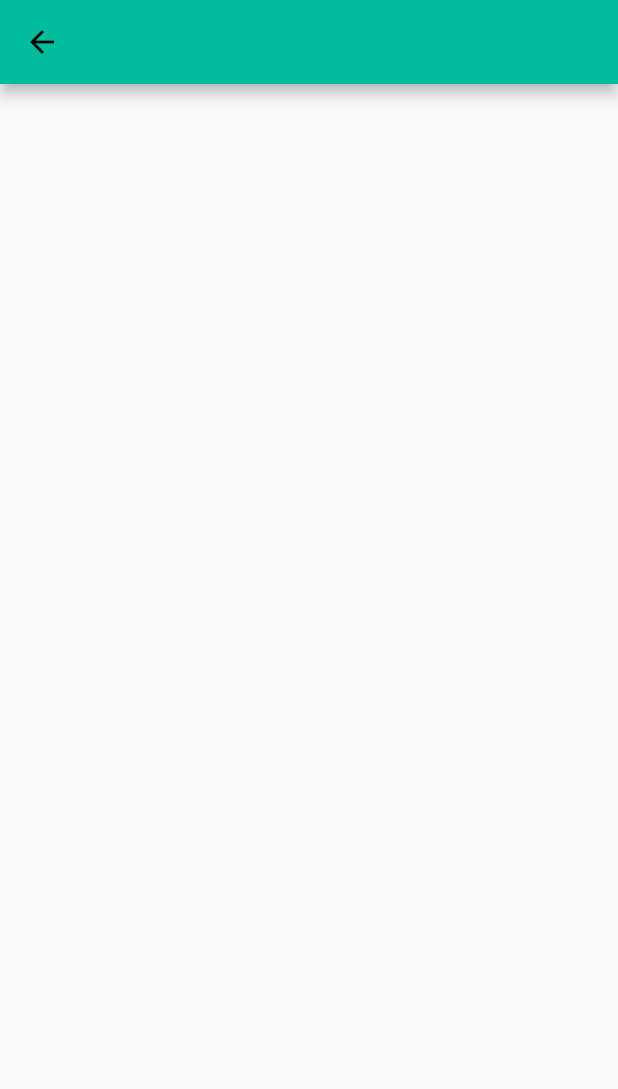
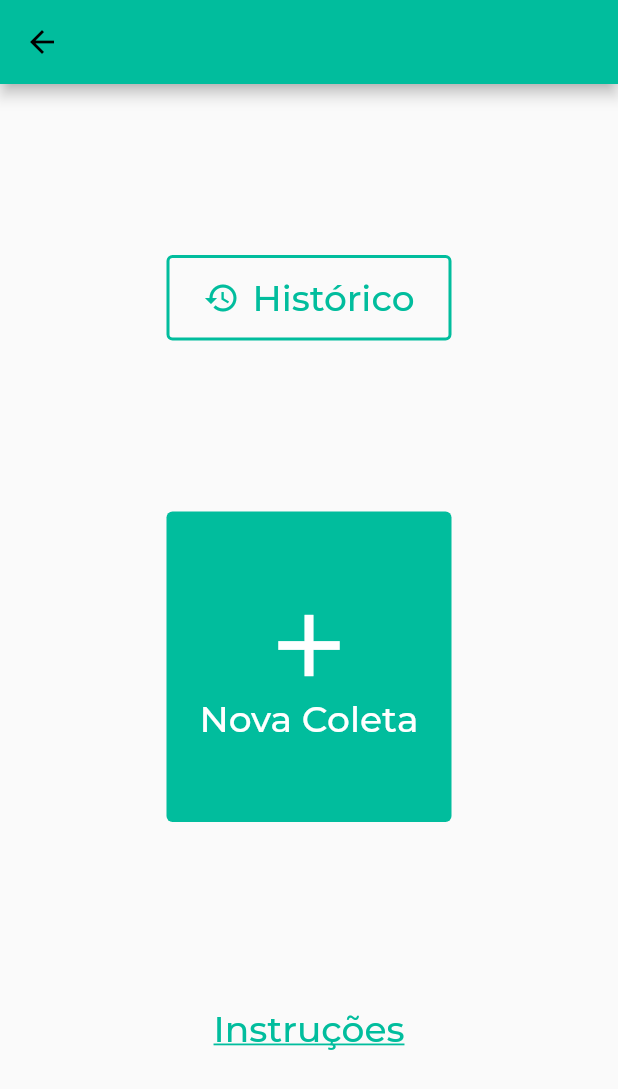
Before and after one commit to spirabr/app, a Flutter app: the screen it shows after launch, after a tap on "Próximo", on a phone screen of 412 x 824 dp. Shown: the top 1089 px of the screen. Run offline on Flutter 3.47's test engine with Material 2 defaults, Android fonts, the phone set to English and light mode, and no system bars; project files that could hold a hidden picture were left out.

Commit message:
feat: create novaColeta page
Signed-off-by: Alexia Scheffer <ac.scheffer@usp.br>
Signed-off-by: Victor Miranda <victor2142@gmail.com>
Signed-off-by: Wander Souza <wanderdasouza@gmail.com>

```diff
--- a/lib/novaColeta.dart
+++ b/lib/novaColeta.dart
@@ -11,6 +11,86 @@ class _NovaColetaState extends State<NovaColeta> {
   Widget build(BuildContext context) {
     return Scaffold(
       appBar: AppBar(),
+      body: Center(
+        child: Container(
+          width: 190,
+          child: Column(
+            mainAxisAlignment: MainAxisAlignment.spaceEvenly,
+            crossAxisAlignment: CrossAxisAlignment.center,
+            children: [
+              OutlinedButton(
+                style: OutlinedButton.styleFrom(
+                    side: BorderSide(
+                  color: Theme.of(context).primaryColor,
+                  width: 2,
+                )),
+                child: Container(
+                  padding: EdgeInsets.symmetric(vertical: 14),
+                  child: Row(
+                    mainAxisAlignment: MainAxisAlignment.spaceEvenly,
+                    children: [
+                      Icon(
+                        Icons.history,
+                        color: Theme.of(context).primaryColor,
+                      ),
+                      Text(
+                        "Histórico",
+                        style: TextStyle(
+                          color: Theme.of(context).primaryColor,
+                          fontSize: 24,
+                        ),
+                      ),
+                    ],
+                  ),
+                ),
+                onPressed: () {},
+              ),
+              Container(
+                child: TextButton(
+                  style: TextButton.styleFrom(
+                    backgroundColor: Theme.of(context).primaryColor,
+                  ),
+                  child: Container(
+                    width: 186,
+                    height: 191,
+                    child: Column(
+                      mainAxisAlignment: MainAxisAlignment.center,
+                      children: [
+                        Icon(
+                          Icons.add,
+                          color: Colors.white,
+                          size: 70.0,
+                        ),
+                        Text(
+                          "Nova Coleta",
+                          style: TextStyle(
+                            color: Colors.white,
+                            fontSize: 24,
+                          ),
+                        ),
+                      ],
+                    ),
+                  ),
+                  onPressed: () {},
+                ),
+              ),
+              Container(
+                child: TextButton(
+                  child: Text(
+                    "Instruções",
+                    style: TextStyle(
+                      color: Theme.of(context).primaryColor,
+                      fontSize: 24,
+                      decoration: TextDecoration.underline,
+                    ),
+                  ),
+                  onPressed: () {},
+                ),
+              ),
+            ],
+          ),
+        ),
+      ),
     );
   }
 }
```
